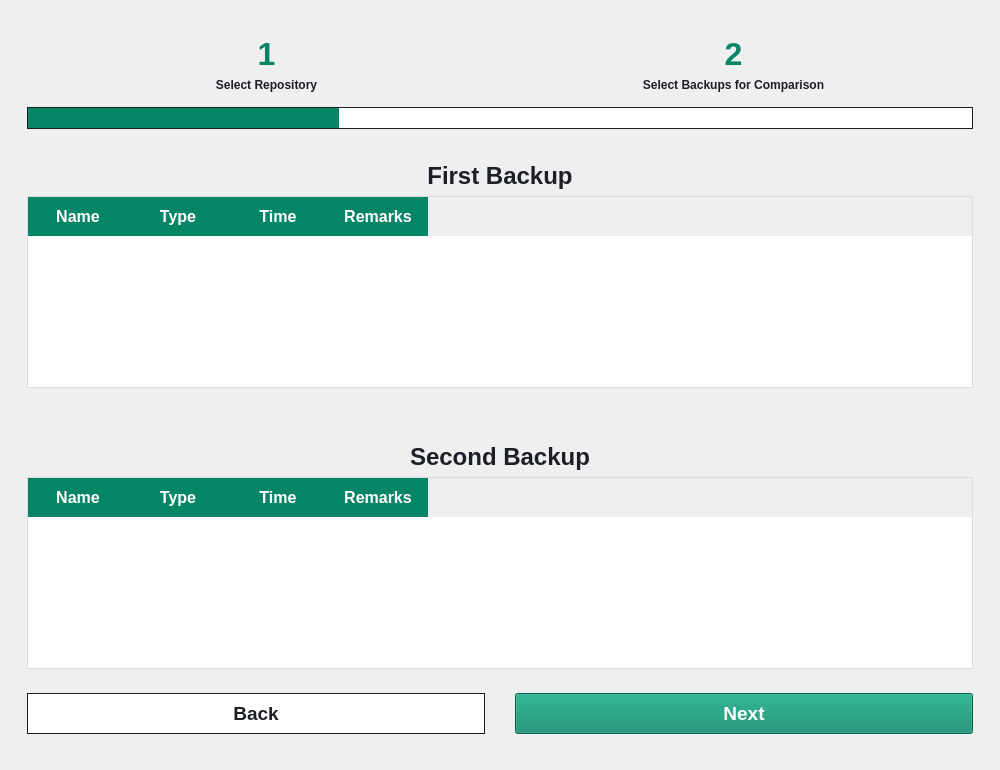
Qt form src/gui/tabs/backup_tab.ui (HPE-Backup-and-Recovery-System/ResilioZ) before a commit.
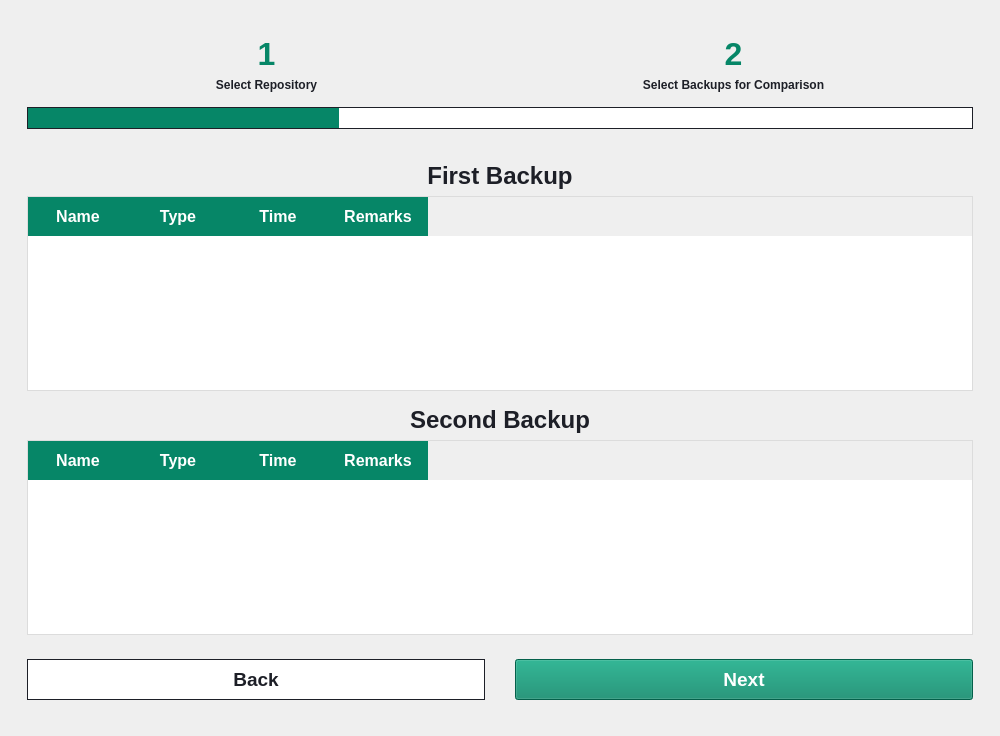
The same form after that commit. Icons and pictures are not drawn.

Commit message: GUI: Backup Verification Results Dialog

The edit to the form file:
```diff
--- a/src/gui/tabs/backup_tab.ui
+++ b/src/gui/tabs/backup_tab.ui
@@ -7,7 +7,7 @@
     <x>0</x>
     <y>0</y>
     <width>1000</width>
-    <height>611</height>
+    <height>736</height>
    </rect>
   </property>
   <property name="mouseTracking">
@@ -1889,19 +1889,6 @@
                       </column>
                      </widget>
                     </item>
-                    <item>
-                     <spacer name="verticalSpacer">
-                      <property name="orientation">
-                       <enum>Qt::Vertical</enum>
-                      </property>
-                      <property name="sizeHint" stdset="0">
-                       <size>
-                        <width>20</width>
-                        <height>40</height>
-                       </size>
-                      </property>
-                     </spacer>
-                    </item>
                     <item>
                      <widget class="Line" name="line">
                       <property name="orientation">
```
The commit also changes 3 other files.
